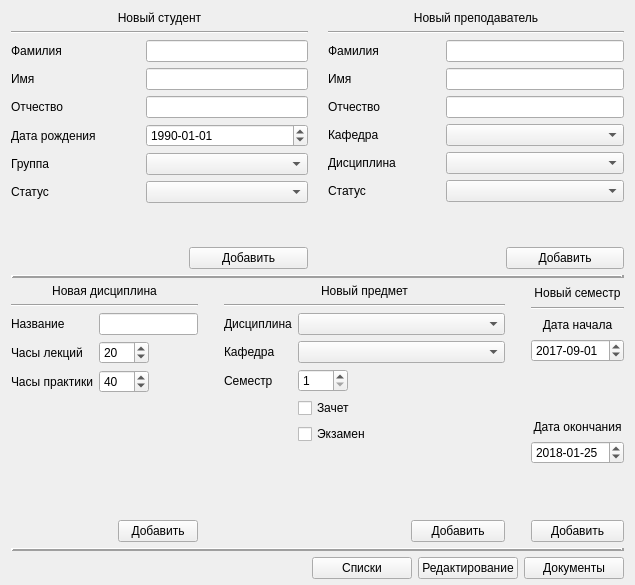
This is secretarymainwindow.ui in muzzy404/DeanOffice-database-course-work as Qt 5 draws it before an edit. The edited form follows.
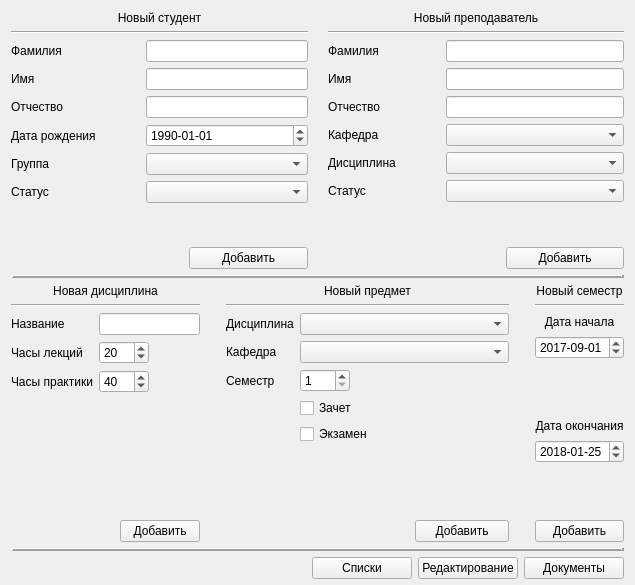
This is the edited form.

Commit message: teachers addition + design fix

What changed in the file:
```diff
--- a/secretarymainwindow.ui
+++ b/secretarymainwindow.ui
@@ -13,7 +13,7 @@
   <property name="windowTitle">
    <string>Секретарь - главное окно</string>
   </property>
-  <layout class="QGridLayout" name="gridLayout_2" rowstretch="2,0,2,0,0" columnstretch="2,0,3,0,1">
+  <layout class="QGridLayout" name="gridLayout_2" rowstretch="2,0,2,0,0" columnstretch="4,0,6,0,1">
    <property name="bottomMargin">
     <number>6</number>
    </property>
@@ -31,7 +31,7 @@
     </widget>
    </item>
    <item row="2" column="4">
-    <layout class="QVBoxLayout" name="verticalLayout" stretch="1,0,1,1,3,1,1,3,1">
+    <layout class="QVBoxLayout" name="verticalLayout" stretch="0,0,1,1,3,1,1,3,1">
      <item>
       <widget class="QLabel" name="label_39">
        <property name="text">
@@ -81,7 +81,7 @@
        <property name="sizeHint" stdset="0">
         <size>
          <width>20</width>
-         <height>40</height>
+         <height>1000</height>
         </size>
        </property>
       </spacer>
@@ -118,7 +118,7 @@
        <property name="sizeHint" stdset="0">
         <size>
          <width>20</width>
-         <height>40</height>
+         <height>1000</height>
         </size>
        </property>
       </spacer>
```
The commit also changes 1 other file.
